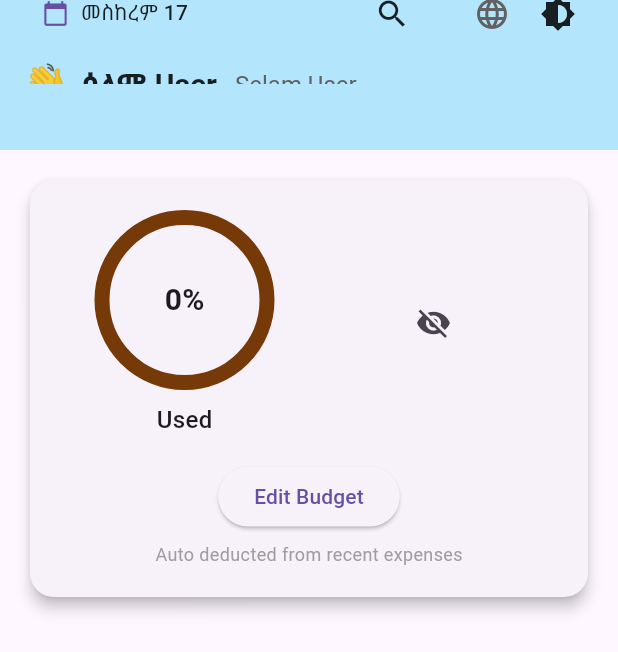
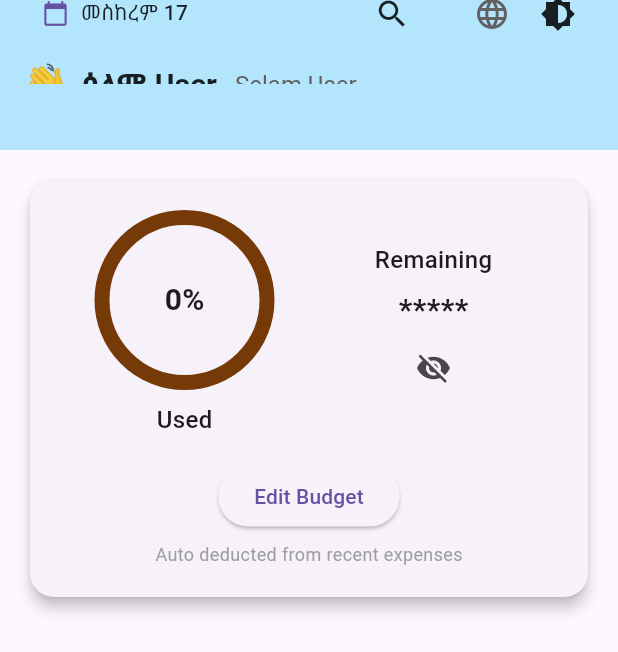
Before and after one commit to Yoni-Berihun/Yegna-Budget, a Flutter app: the HomeContent screen opened directly, on a phone screen of 412 x 824 dp. Shown: the top 652 px of the screen. Run offline on Flutter 3.47's test engine with Material 3 defaults, Android fonts, the phone set to English and light mode, and no system bars; drawn by our look-alikes of percent_indicator; our stand-ins replace flutter_riverpod, shared_preferences; accounts and stored records are empty.

Commit message:
added - A label (Remaining) - The remaining balance (or ***** if hidden)

```diff
--- a/lib/presentation/screens/home/home_content.dart
+++ b/lib/presentation/screens/home/home_content.dart
@@ -13,6 +13,7 @@ class HomeContent extends ConsumerWidget {
     final budget = ref.watch(budgetProvider);
     final progress = budget.spentAmount / budget.totalBudget;
 final percentage = (progress * 100).toStringAsFixed(0); // e.g. "40"
+final remaining = budget.totalBudget - budget.spentAmount;
 
 
     return SafeArea(
@@ -151,9 +152,22 @@ final percentage = (progress * 100).toStringAsFixed(0); // e.g. "40"
             ),
           Expanded(
   child: Column(
-
-                // Right column: remaining balance + eye icon
-                children:[
+    crossAxisAlignment: CrossAxisAlignment.center,
+    children: [
+      const Text(
+        'Remaining',
+        style: TextStyle(fontSize: 16, fontWeight: FontWeight.w500),
+      ),
+      const SizedBox(height: 8),
+      Text(
+        budget.showRemaining
+            ? '${remaining.toStringAsFixed(2)} ETB'
+            : '*****',
+        style: const TextStyle(
+          fontSize: 20,
+          fontWeight: FontWeight.bold,
+        ),
+      ),
       IconButton(
         icon: Icon(
           budget.showRemaining ? Icons.visibility : Icons.visibility_off,
```
Lines whose indentation alone changed are shown as unchanged.
